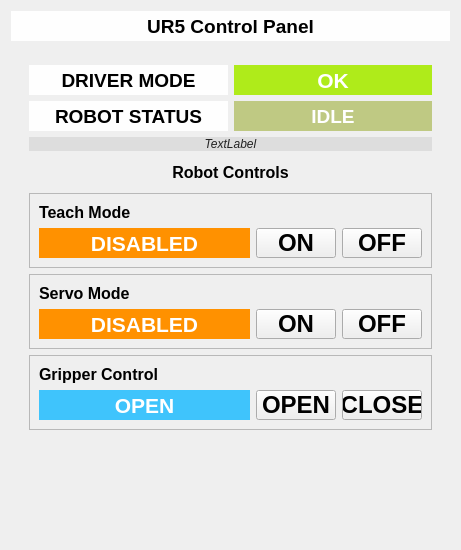
Old version of the form simple_ur_driver/ui/ur_status.ui in the repository futureneer/simple_ur.
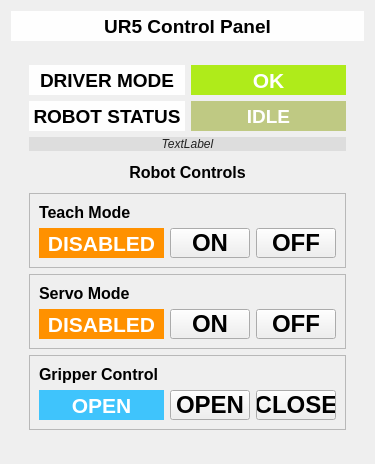
New version of the form.

```diff
--- a/simple_ur_driver/ui/ur_status.ui
+++ b/simple_ur_driver/ui/ur_status.ui
@@ -6,14 +6,14 @@
    <rect>
     <x>0</x>
     <y>0</y>
-    <width>461</width>
-    <height>550</height>
+    <width>375</width>
+    <height>464</height>
    </rect>
   </property>
   <property name="minimumSize">
    <size>
-    <width>420</width>
-    <height>550</height>
+    <width>375</width>
+    <height>0</height>
    </size>
   </property>
   <property name="windowTitle">
```
